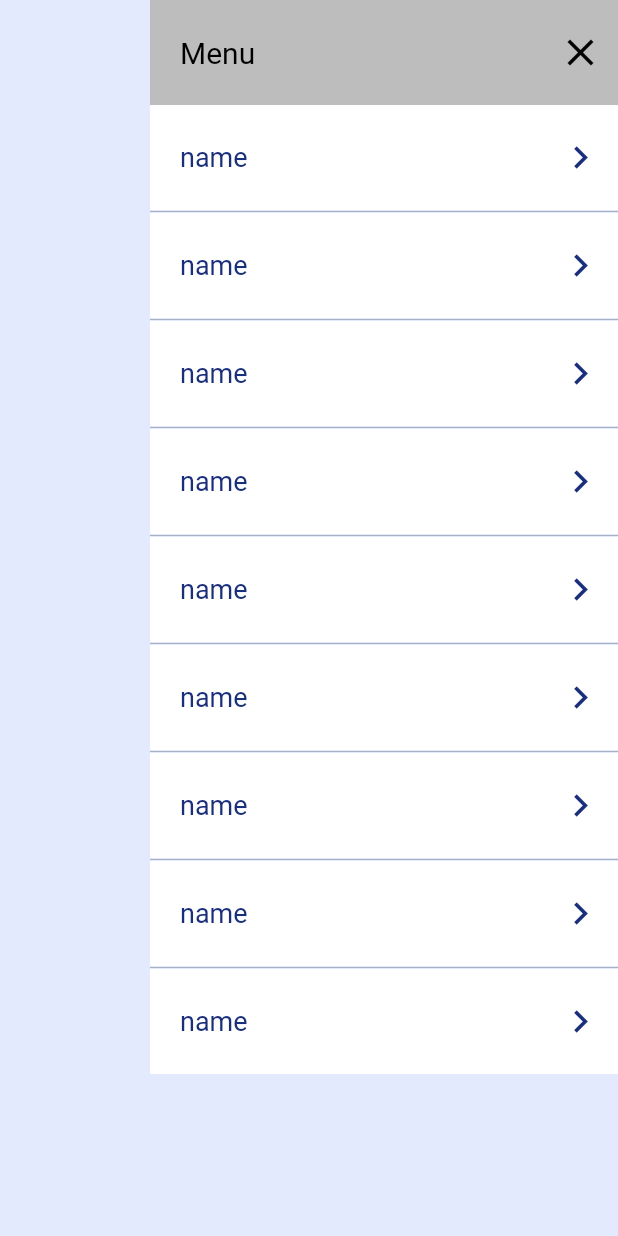
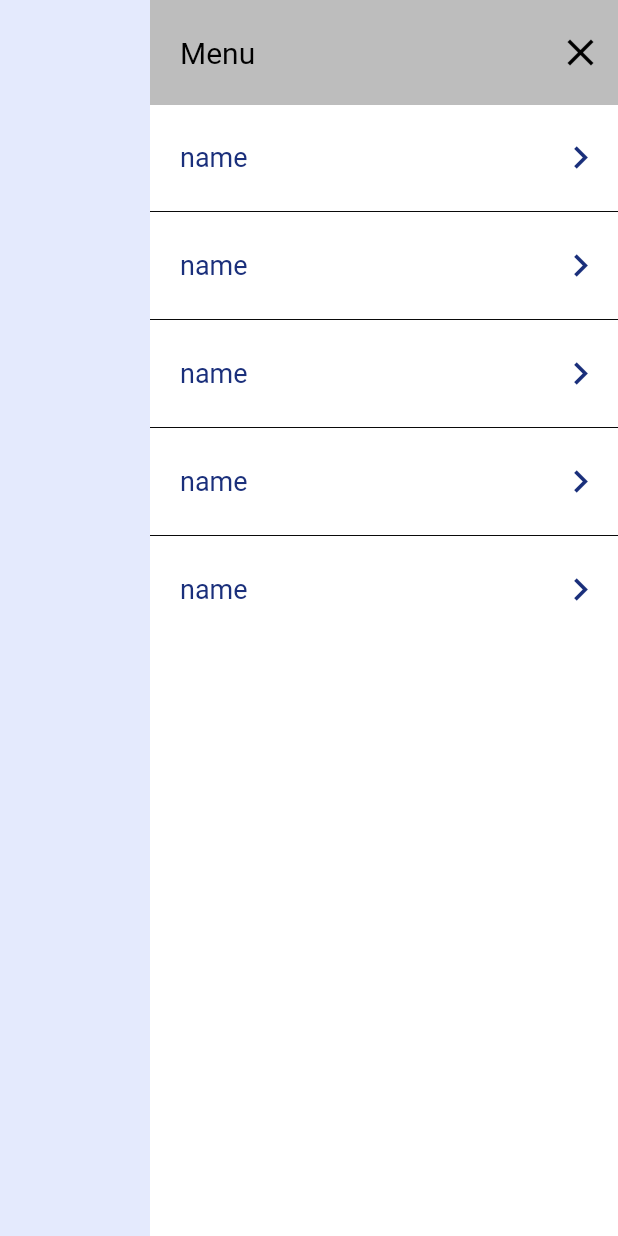
Before and after one commit to Santosh9001/ExportFromNepal, a Flutter app: the HomeMenuDialog screen opened directly, on a phone screen of 412 x 824 dp. Run offline on Flutter 3.47's test engine with Material 2 defaults, Android fonts, the light colour scheme and no system bars; our stand-ins replace firebase_auth, firebase_core, flutter_image_slideshow, flutter_rating_bar, flutter_svg, flutter_vector_icons and 2 more; missing offline and left inert: flutter_facebook_auth; accounts and stored records are empty.

Commit message:
changes in dialog

```diff
--- a/lib/ui/screens/dashboard/home/components/HomeMenuDialog.dart
+++ b/lib/ui/screens/dashboard/home/components/HomeMenuDialog.dart
@@ -8,6 +8,7 @@ class HomeMenuDialog extends StatelessWidget {
     return Scaffold(
       body: SafeArea(
         child: Container(
+          color: Colors.white,
           margin: EdgeInsets.only(left: 100),
           child: Column(
             children: [
@@ -39,12 +40,12 @@ class HomeMenuDialog extends StatelessWidget {
               ),
               Expanded(
                 child: ListView.separated(
-                  itemCount: 9,
+                  itemCount: 5,
                   itemBuilder: (BuildContext context, int index) {
                     return HomeDialogItems(title: "name");
                   },
                   separatorBuilder: (BuildContext context, int index) =>
-                      new Divider(color: kSecondaryTextColor, height: 2),
+                      new Divider(color: kColorBlack, height: 2),
                 ),
               ),
             ],
```
Also changed, not shown: lib/ui/screens/dashboard/home/HomeUI.dart (+4 -3 lines).
